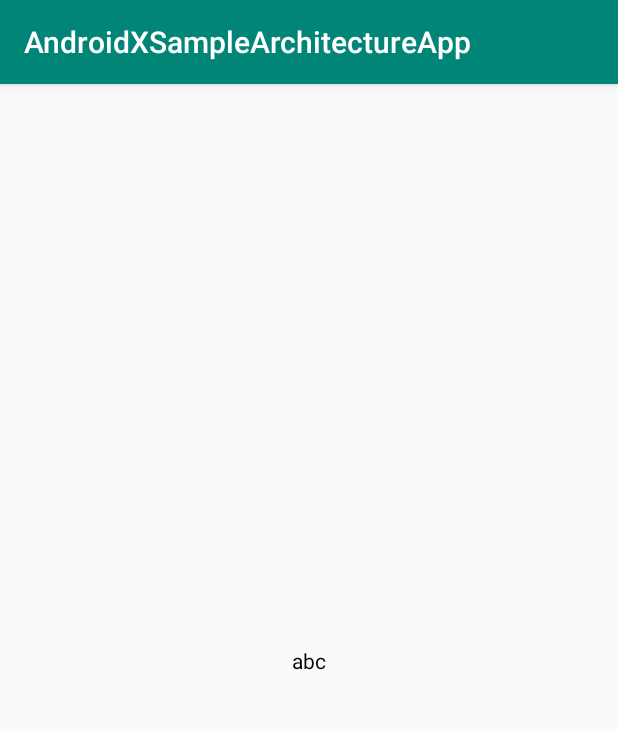
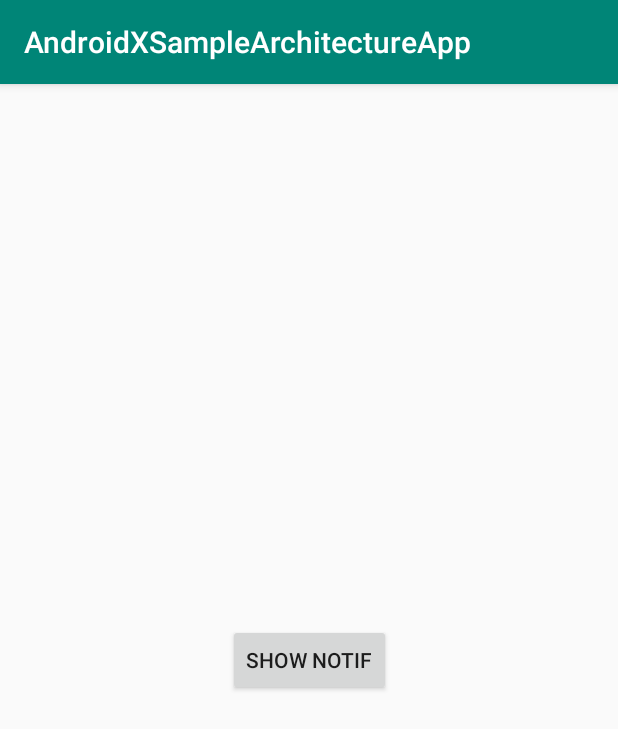
Before and after one commit to gopikrish2000/androidxapp, an Android app: the screen it shows after launch (SqlLiteDbTestActivity before the commit, NotificationDemoActivity after it), on a phone screen of 412 x 824 dp. Shown: the top 729 px of the screen. Run offline under Robolectric (Android 15) with nearby library versions, the phone set to English and light mode, and no system bars; 1 statement that could not run was skipped.

Commit message:
many changes

```diff
--- a/app/build.gradle
+++ b/app/build.gradle
@@ -30,6 +30,10 @@ android {
     }
 
     buildTypes {
+        abuild {
+            matchingFallbacks = ['debug']
+        }
+
         release {
             minifyEnabled false
             proguardFiles getDefaultProguardFile('proguard-android-optimize.txt'), 'proguard-rules.pro'
--- a/app/src/main/java/com/mlrecommendation/gopi/androidxsamplearchitectureapp/MainActivity.kt
+++ b/app/src/main/java/com/mlrecommendation/gopi/androidxsamplearchitectureapp/MainActivity.kt
@@ -4,11 +4,14 @@ import android.content.Intent
 import android.os.Bundle
 import androidx.appcompat.app.AppCompatActivity
 import com.mlrecommendation.gopi.androidxsamplearchitectureapp.DB.sqlliteDB.SqlLiteDbTestActivity
+import com.mlrecommendation.gopi.androidxsamplearchitectureapp.InterProcessComminucation.MainProcessActivity
 import com.mlrecommendation.gopi.androidxsamplearchitectureapp.ViewConcepts.viewbasic.MaskTestActivity
 import com.mlrecommendation.gopi.androidxsamplearchitectureapp.ViewConcepts.viewbasic.ViewAdvancedConceptsActivity
 import com.mlrecommendation.gopi.androidxsamplearchitectureapp.ViewConcepts.viewbasic.ViewConceptsActivity
 import com.mlrecommendation.gopi.androidxsamplearchitectureapp.architectures.mvvm.MvvmFirstActivity
+import com.mlrecommendation.gopi.androidxsamplearchitectureapp.lifecycle.LifeCycleFirstActivity
 import com.mlrecommendation.gopi.androidxsamplearchitectureapp.lifecycle.TestLifecycleActivity
+import com.mlrecommendation.gopi.androidxsamplearchitectureapp.notificationsdemo.NotificationDemoActivity
 import com.mlrecommendation.gopi.androidxsamplearchitectureapp.recyclerview.RecyclerviewDiffUtilTestActivity
 import com.mlrecommendation.gopi.androidxsamplearchitectureapp.recyclerview.diffUtil.DiffUtilTestActivity
 import com.mlrecommendation.gopi.androidxsamplearchitectureapp.recyclerview.recyclerviewUpdatesChecker.RecyclerViewUpdatesCheckerActivity
@@ -17,7 +20,7 @@ import com.mlrecommendation.gopi.androidxsamplearchitectureapp.threading.complet
 
 class MainActivity : AppCompatActivity() {
 
-    val forwardActivity = SqlLiteDbTestActivity::class.java
+    val forwardActivity = NotificationDemoActivity::class.java
 
     override fun onCreate(savedInstanceState: Bundle?) {
         super.onCreate(savedInstanceState)
--- a/app/src/main/java/com/mlrecommendation/gopi/androidxsamplearchitectureapp/commons/MyApplication.kt
+++ b/app/src/main/java/com/mlrecommendation/gopi/androidxsamplearchitectureapp/commons/MyApplication.kt
@@ -4,26 +4,28 @@ import android.app.ActivityManager
 import android.app.Application
 import android.app.NotificationChannel
 import android.app.NotificationManager
+import android.content.ComponentName
 import android.content.Context
-import android.os.Build
-import android.os.Environment
-import android.os.StrictMode
+import android.content.Intent
+import android.content.ServiceConnection
+import android.os.*
 import android.util.Log
 import com.google.android.gms.tasks.OnCompleteListener
 import com.google.firebase.iid.FirebaseInstanceId
 import com.mlrecommendation.gopi.androidxsamplearchitectureapp.BuildConfig
+import com.mlrecommendation.gopi.androidxsamplearchitectureapp.InterProcessComminucation.MyInterProcessService
 import java.io.File
-import java.io.PrintWriter
-import java.io.StringWriter
 
 
 class MyApplication : Application() {
     val TAG = "MyGopiApplication"
     val isStrictModeAllowed = false
+    lateinit var myApplicationLifecycleCallbacks:MyApplicationLifecycleCallbacks
 
 
     companion object {
         lateinit var inst: MyApplication
+        var messenger:Messenger? = null
 
         fun getInstance(): MyApplication {
             return inst
@@ -31,9 +33,24 @@ class MyApplication : Application() {
     }
 
     override fun onCreate() {
+        inst = this
         if(checkIfServiceRemoteProcess(baseContext)){
             println(" Application onCreate called again for new IPC Service Process")
             super.onCreate()
+            //ProcessLifecycleOwner.get().lifecycle.addObserver(MyProcessLifecycleObserver().apply { process = "remote" })
+
+            bindService(Intent(this, MyInterProcessService::class.java), object : ServiceConnection{
+                override fun onServiceDisconnected(name: ComponentName?) {
+                }
+
+                override fun onServiceConnected(name: ComponentName?, service: IBinder?) {
+                    messenger = Messenger(service)
+                    messenger?.send(Message.obtain().apply { what = 19 })
+                }
+
+            }, Context.BIND_AUTO_CREATE)
+            myApplicationLifecycleCallbacks = MyApplicationLifecycleCallbacks("child")
+            registerActivityLifecycleCallbacks(myApplicationLifecycleCallbacks)
             return
         }
 
@@ -55,9 +72,13 @@ class MyApplication : Application() {
         super.onCreate()
         val path:String = Environment.getExternalStorageDirectory().path + File.separator +"ss"
         println("path is $path")
-        inst = this
-        createNotificationChannel()
+
+//        createNotificationChannel()
         firebaseTokenReceive()
+
+        myApplicationLifecycleCallbacks = MyApplicationLifecycleCallbacks()
+//        registerActivityLifecycleCallbacks(myApplicationLifecycleCallbacks)
+//        ProcessLifecycleOwner.get().lifecycle.addObserver(MyProcessLifecycleObserver())
     }
 
 
@@ -83,6 +104,7 @@ class MyApplication : Application() {
     private fun handleAllExceptions() {
         Thread.setDefaultUncaughtExceptionHandler { thread, throwable ->
             Log.e("gopi","DEFAULTEXCEPTIONHANDLER thread ${throwable.localizedMessage} with exception ${throwable.getStackTraceAsString()}")
+            throwable.cause?.javaClass.print()
         }
     }
 
--- /dev/null
+++ b/app/src/main/java/com/mlrecommendation/gopi/androidxsamplearchitectureapp/notificationsdemo/NotificationDemoActivity.kt
@@ -0,0 +1,38 @@
+package com.mlrecommendation.gopi.androidxsamplearchitectureapp.notificationsdemo
+
+import android.app.Notification
+import android.app.NotificationManager
+import android.app.PendingIntent
+import android.content.Context
+import android.content.Intent
+import androidx.appcompat.app.AppCompatActivity
+import android.os.Bundle
+import androidx.core.app.NotificationCompat
+import com.mlrecommendation.gopi.androidxsamplearchitectureapp.InterProcessComminucation.MainProcessActivity
+import com.mlrecommendation.gopi.androidxsamplearchitectureapp.R
+import com.mlrecommendation.gopi.androidxsamplearchitectureapp.commons.showToast
+import kotlinx.android.synthetic.main.activity_notification_demo.*
+
+class NotificationDemoActivity : AppCompatActivity() {
+
+    override fun onCreate(savedInstanceState: Bundle?) {
+        super.onCreate(savedInstanceState)
+        setContentView(R.layout.activity_notification_demo)
+
+        showNotifBtn.setOnClickListener {
+            showToast("clicked")
+            val pendingIntent =
+                PendingIntent.getActivity(this, 2, Intent(this, MainProcessActivity::class.java), 0)
+            val notification = NotificationCompat.Builder(this,"GopiChannel")
+                .setContentTitle("MyTitle")
+                .setContentText("MyText")
+//                .setOngoing(true)  //set ongoing will make notification sticky ( cannot be cleared )
+                .setSmallIcon(R.drawable.ic_notif_img)
+                .setContentIntent(pendingIntent)
+                .build();
+            val notificationManager: NotificationManager =
+                getSystemService(Context.NOTIFICATION_SERVICE) as NotificationManager
+            notificationManager.notify(44, notification)
+        }
+    }
+}
--- /dev/null
+++ b/app/src/main/res/drawable-anydpi-v24/ic_notif_img.xml
@@ -0,0 +1,13 @@
+<vector xmlns:android="http://schemas.android.com/apk/res/android"
+    android:width="24dp"
+    android:height="24dp"
+    android:viewportWidth="26.086956"
+    android:viewportHeight="26.086956"
+    android:tint="#FFFFFF">
+  <group android:translateX="1.0434783"
+      android:translateY="1.0434783">
+      <path
+          android:fillColor="#FF000000"
+          android:pathData="M6,18c0,0.55 0.45,1 1,1h1v3.5c0,0.83 0.67,1.5 1.5,1.5s1.5,-0.67 1.5,-1.5L11,19h2v3.5c0,0.83 0.67,1.5 1.5,1.5s1.5,-0.67 1.5,-1.5L16,19h1c0.55,0 1,-0.45 1,-1L18,8L6,8v10zM3.5,8C2.67,8 2,8.67 2,9.5v7c0,0.83 0.67,1.5 1.5,1.5S5,17.33 5,16.5v-7C5,8.67 4.33,8 3.5,8zM20.5,8c-0.83,0 -1.5,0.67 -1.5,1.5v7c0,0.83 0.67,1.5 1.5,1.5s1.5,-0.67 1.5,-1.5v-7c0,-0.83 -0.67,-1.5 -1.5,-1.5zM15.53,2.16l1.3,-1.3c0.2,-0.2 0.2,-0.51 0,-0.71 -0.2,-0.2 -0.51,-0.2 -0.71,0l-1.48,1.48C13.85,1.23 12.95,1 12,1c-0.96,0 -1.86,0.23 -2.66,0.63L7.85,0.15c-0.2,-0.2 -0.51,-0.2 -0.71,0 -0.2,0.2 -0.2,0.51 0,0.71l1.31,1.31C6.97,3.26 6,5.01 6,7h12c0,-1.99 -0.97,-3.75 -2.47,-4.84zM10,5L9,5L9,4h1v1zM15,5h-1L14,4h1v1z"/>
+  </group>
+</vector>
--- /dev/null
+++ b/app/src/main/res/layout/activity_notification_demo.xml
@@ -0,0 +1,18 @@
+<?xml version="1.0" encoding="utf-8"?>
+<androidx.constraintlayout.widget.ConstraintLayout xmlns:android="http://schemas.android.com/apk/res/android"
+        xmlns:app="http://schemas.android.com/apk/res-auto"
+        xmlns:tools="http://schemas.android.com/tools"
+        android:layout_width="match_parent"
+        android:layout_height="match_parent"
+        tools:context=".notificationsdemo.NotificationDemoActivity">
+
+    <Button android:id="@+id/showNotifBtn"
+            android:layout_width="wrap_content"
+            android:layout_height="wrap_content" android:text="show notif"
+            app:layout_constraintLeft_toLeftOf="parent"
+            app:layout_constraintRight_toRightOf="parent"
+            app:layout_constraintTop_toTopOf="parent"
+            app:layout_constraintBottom_toBottomOf="parent"
+            />
+
+</androidx.constraintlayout.widget.ConstraintLayout>
```
Also changed, not shown: app/src/main/AndroidManifest.xml (+15 -2 lines), app/src/main/java/com/mlrecommendation/gopi/androidxsamplearchitectureapp/InterProcessComminucation/ChildProcessActivity.kt (added, +21 -0 lines), app/src/main/java/com/mlrecommendation/gopi/androidxsamplearchitectureapp/InterProcessComminucation/MainProcessActivity.kt (added, +17 -0 lines), app/src/main/java/com/mlrecommendation/gopi/androidxsamplearchitectureapp/InterProcessComminucation/MyInterProcessService.kt (added, +40 -0 lines), app/src/main/java/com/mlrecommendation/gopi/androidxsamplearchitectureapp/commons/MyApplicationLifecycleCallbacks.kt (added, +42 -0 lines), app/src/main/java/com/mlrecommendation/gopi/androidxsamplearchitectureapp/commons/MyKotlinExtensions.kt (+25 -8 lines), app/src/main/java/com/mlrecommendation/gopi/androidxsamplearchitectureapp/commons/MyProcessLifecycleObserver.kt (added, +20 -0 lines), app/src/main/java/com/mlrecommendation/gopi/androidxsamplearchitectureapp/rxjavaPrac/RxJavaConceptsOther.kt (+62 -4 lines), app/src/main/res/layout/activity_child_process.xml (added, +20 -0 lines), app/src/main/res/layout/activity_main_process.xml (added, +29 -0 lines), app/src/main/res/drawable-hdpi/ic_notif_img.png (added), app/src/main/res/drawable-mdpi/ic_notif_img.png (added), app/src/main/res/drawable-xhdpi/ic_notif_img.png (added), app/src/main/res/drawable-xxhdpi/ic_notif_img.png (added).
